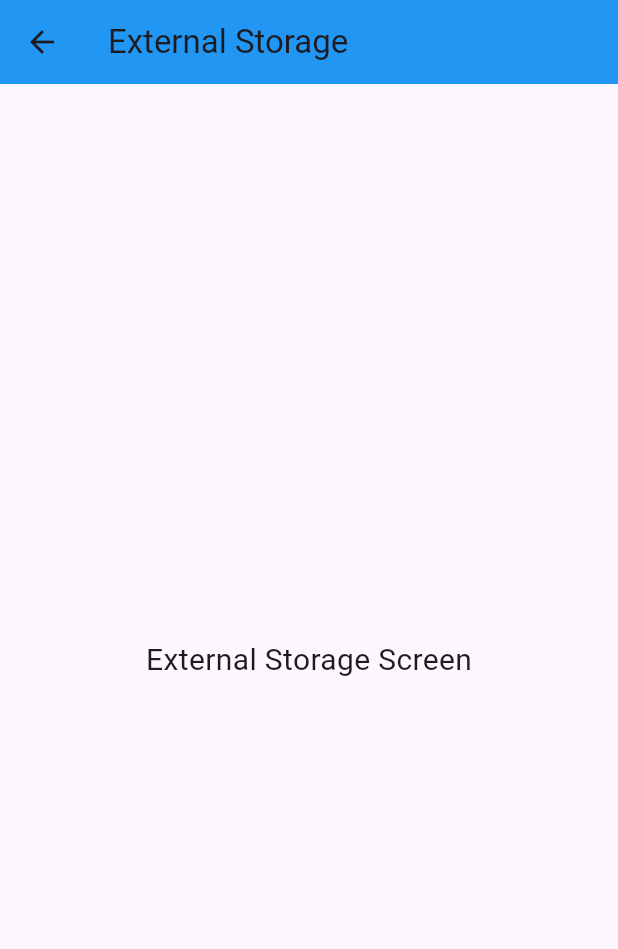
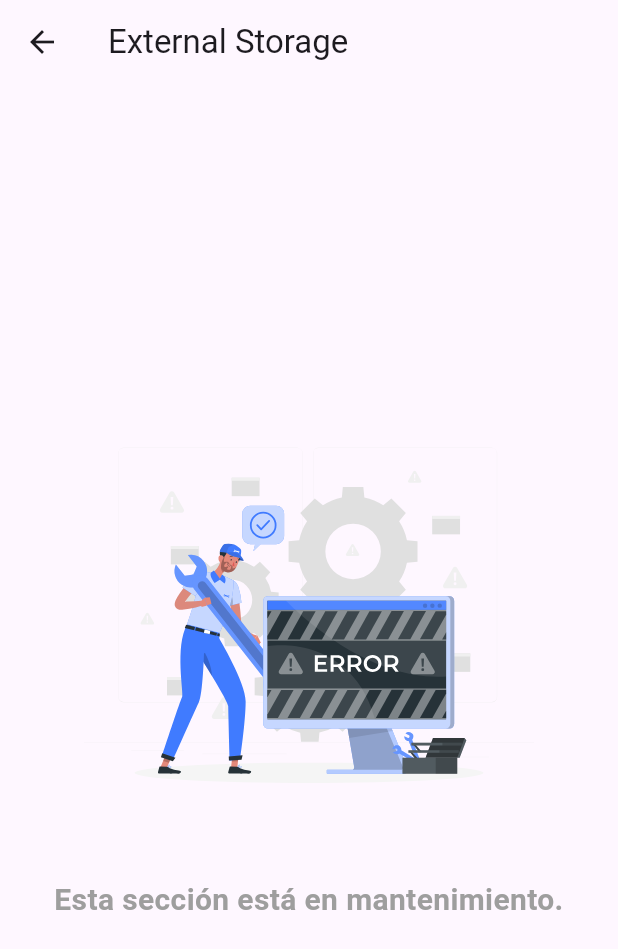
Before and after one commit to devadriancr/scango, a Flutter app: the ExternalStorageView screen opened directly, on a phone screen of 412 x 824 dp. Shown: the top 949 px of the screen. Run offline on Flutter 3.47's test engine with Material 3 defaults, Android fonts, the phone set to English and light mode, and no system bars; our stand-ins replace flutter_svg, sqflite; accounts and stored records are empty.

Commit message:
No se que hago

```diff
--- a/lib/views/material_exit/external_storage_view.dart
+++ b/lib/views/material_exit/external_storage_view.dart
@@ -1,15 +1,37 @@
 import 'package:flutter/material.dart';
+import 'package:flutter_svg/flutter_svg.dart';
 
 class ExternalStorageView extends StatelessWidget {
   @override
   Widget build(BuildContext context) {
     return Scaffold(
       appBar: AppBar(
-        title: Text('External Storage'),
-        backgroundColor: Colors.blue,
+        title: const Text('External Storage'),
       ),
       body: Center(
-        child: Text('External Storage Screen', style: TextStyle(fontSize: 20)),
+        child: Column(
+          mainAxisAlignment: MainAxisAlignment.center,
+          children: [
+            // Imagen SVG
+            SvgPicture.asset(
+              'assets/images/maintenance.svg',
+              width: 300, // Ajusta el tamaño según sea necesario
+              height: 300,
+            ),
+            const SizedBox(height: 20), // Espaciado entre imagen y texto
+
+            // Mensaje de mantenimiento
+            const Text(
+              'Esta sección está en mantenimiento.',
+              style: TextStyle(
+                fontSize: 20,
+                fontWeight: FontWeight.bold,
+                color: Colors.grey,
+              ),
+              textAlign: TextAlign.center,
+            ),
+          ],
+        ),
       ),
     );
   }
--- a/pubspec.yaml
+++ b/pubspec.yaml
@@ -38,6 +38,7 @@ dependencies:
   http: ^1.2.2
   intl: ^0.20.1
   sqflite: ^2.4.1
+  flutter_svg: ^2.0.16
 
 dev_dependencies:
   flutter_test:
@@ -62,8 +63,8 @@ flutter:
   uses-material-design: true
 
   # To add assets to your application, add an assets section, like this:
-  # assets:
-  #   - images/a_dot_burr.jpeg
+  assets:
+    - assets/images/maintenance.svg
   #   - images/a_dot_ham.jpeg
 
   # An image asset can refer to one or more resolution-specific "variants", see
```
Also changed, not shown: lib/services/api_service.dart (+37 -3 lines), lib/services/database_service.dart (+29 -9 lines), lib/views/material_exit/production_lines_view.dart (+71 -22 lines), assets/images/maintenance.svg (added), pubspec.lock.
